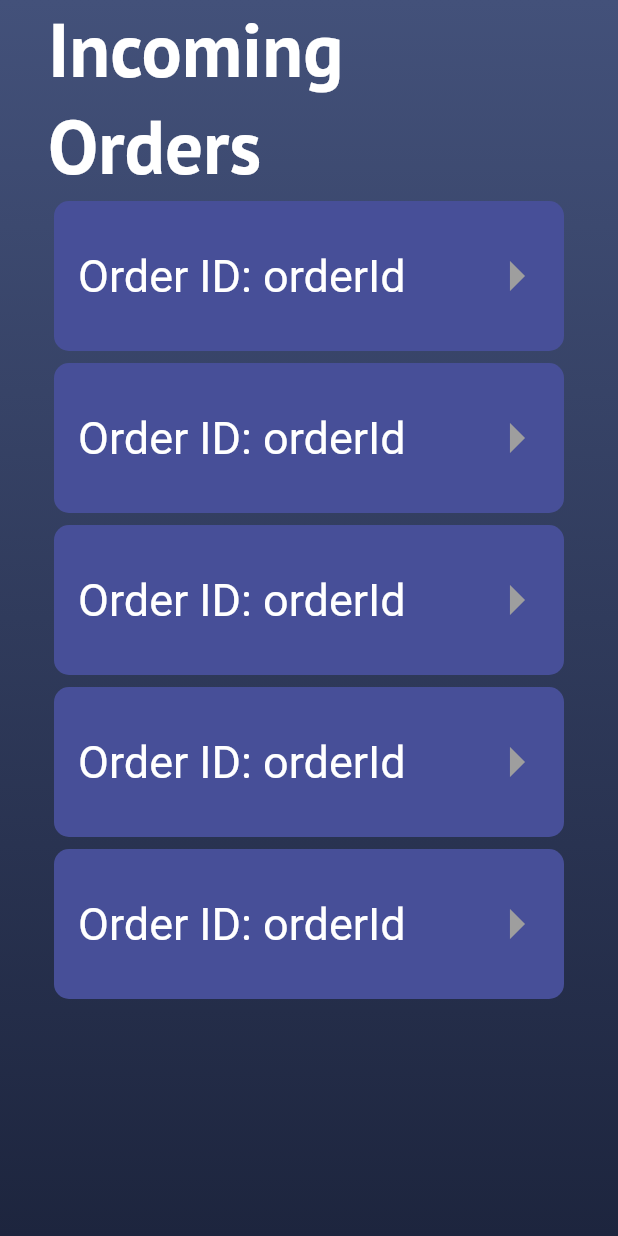
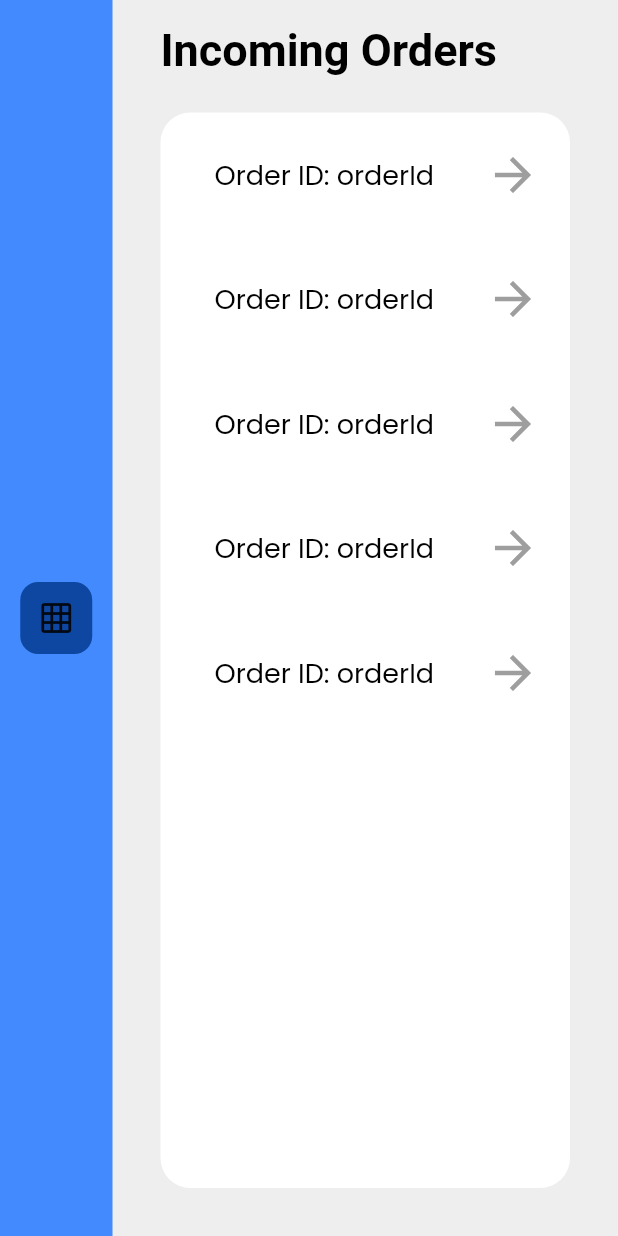
Before and after one commit to BrunoJurkovic/waitero, a Flutter app: the screen it shows after launch, on a phone screen of 412 x 824 dp. Run offline on Flutter 3.47's test engine with Material 2 defaults, Android fonts, the phone set to English and light mode, and no system bars; our stand-ins replace auto_route, google_fonts; Roboto replaces fonts that are missing (Alata, Oxygen).

Commit message:
Made changes

```diff
--- a/waiterohub/lib/components/bottom_nav_bar/bottom_nav_bar.dart
+++ /dev/null
@@ -1,10 +0,0 @@
-import 'package:flutter/material.dart';
-
-class BottomNavBar extends StatelessWidget {
-  const BottomNavBar({Key key}) : super(key: key);
-
-  @override
-  Widget build(BuildContext context) {
-    return Container();
-  }
-}
--- a/waiterohub/lib/components/scaffold/custom_scaffold.dart
+++ b/waiterohub/lib/components/scaffold/custom_scaffold.dart
@@ -1,4 +1,5 @@
 import 'package:flutter/material.dart';
+import 'package:waitero/components/sidebar/sidebar.dart';
 
 class CustomScaffold extends StatelessWidget {
   const CustomScaffold({
@@ -12,22 +13,29 @@ class CustomScaffold extends StatelessWidget {
 
   @override
   Widget build(BuildContext context) {
-    return Container(
-      decoration: const BoxDecoration(
-        gradient: LinearGradient(
-          colors: <Color>[
-            Color(0xFF43517A),
-            Color(0xFF1D253E),
-          ],
-          begin: Alignment.topCenter,
-          end: Alignment.bottomCenter,
-        ),
-      ),
-      child: Scaffold(
-        backgroundColor: Colors.transparent,
-        body: SafeArea(child: body),
-        drawer: drawer,
-        extendBodyBehindAppBar: true,
+    return Scaffold(
+      backgroundColor: Colors.grey[200],
+      drawer: drawer,
+      extendBodyBehindAppBar: true,
+      resizeToAvoidBottomPadding: false,
+      extendBody: true,
+      body: Sidebar(
+        body: body,
+        items: <Widget>[
+//          TODO: add isSelected or something
+          Container(
+            decoration: BoxDecoration(
+              color: Colors.blue[900],
+              borderRadius: BorderRadius.circular(12),
+            ),
+            margin: const EdgeInsets.symmetric(horizontal: 4),
+            child: IconButton(
+              icon: Icon(Icons.grid_on),
+              onPressed: () {},
+              splashColor: Colors.transparent,
+            ),
+          ),
+        ],
       ),
     );
   }
--- /dev/null
+++ b/waiterohub/lib/components/sidebar/sidebar.dart
@@ -0,0 +1,35 @@
+import 'package:flutter/material.dart';
+
+int _selectedIndex;
+
+class Sidebar extends StatelessWidget {
+  const Sidebar({
+    Key key,
+    this.body,
+    this.items,
+  }) : super(key: key);
+
+  final Widget body;
+  final List<Widget> items;
+
+  int get selectedIndex => _selectedIndex;
+
+  set selectedIndex(int value) => _selectedIndex = value;
+
+  @override
+  Widget build(BuildContext context) {
+    return Row(
+      children: <Widget>[
+        Container(
+          width: 75,
+          color: Colors.blueAccent,
+          child: Column(
+            mainAxisAlignment: MainAxisAlignment.center,
+            children: items,
+          ),
+        ),
+        Expanded(child: body),
+      ],
+    );
+  }
+}
--- a/waiterohub/lib/main.dart
+++ b/waiterohub/lib/main.dart
@@ -1,6 +1,5 @@
 import 'package:flutter/material.dart';
-import 'package:google_fonts/google_fonts.dart';
-import 'package:waitero/components/scaffold/custom_scaffold.dart';
+import 'package:flutter/services.dart';
 import 'package:waitero/screens/orders/orders.dart';
 
 void main() => runApp(WaiteroHubApp());
@@ -8,6 +7,9 @@ void main() => runApp(WaiteroHubApp());
 class WaiteroHubApp extends StatelessWidget {
   @override
   Widget build(BuildContext context) {
+
+    SystemChrome.setEnabledSystemUIOverlays(<SystemUiOverlay>[]);
+
     return MaterialApp(
       title: 'Waitero Hub',
       debugShowCheckedModeBanner: false,
--- a/waiterohub/lib/screens/orders/orders.dart
+++ b/waiterohub/lib/screens/orders/orders.dart
@@ -14,19 +14,34 @@ class OrdersPage extends StatelessWidget {
       body: Padding(
         padding: const EdgeInsets.symmetric(horizontal: 32.0),
         child: Column(
+          mainAxisSize: MainAxisSize.min,
           crossAxisAlignment: CrossAxisAlignment.start,
           children: <Widget>[
-            Text(
+            Padding(
+              padding: const EdgeInsets.only(top: 16.0),
+              child: Text(
                 'Incoming Orders',
-              style: GoogleFonts.pTSans(
-                color: Colors.white,
+                style: GoogleFonts.alata(
+                  color: Colors.black,
                   fontWeight: FontWeight.bold,
-                fontSize: 50.0,
+                  fontSize: 30.0,
                 ),
               ),
+            ),
+            const SizedBox(height: 8),
             Expanded(
+              child: Padding(
+                padding: const EdgeInsets.only(bottom: 32.0, top: 16),
+                child: Container(
+                  decoration: BoxDecoration(
+                    color: Colors.white,
+                    borderRadius: const BorderRadius.all(
+                      Radius.circular(20),
+                    ),
+                  ),
                   child: ListView(
                     primary: false,
+                    padding: const EdgeInsets.symmetric(horizontal: 16),
                     children: <Widget>[
                       OrderItem(),
                       OrderItem(),
@@ -36,6 +51,8 @@ class OrdersPage extends StatelessWidget {
                     ],
                   ),
                 ),
+              ),
+            ),
           ],
         ),
       ),
--- a/waiterohub/lib/screens/orders/widgets/order_item.dart
+++ b/waiterohub/lib/screens/orders/widgets/order_item.dart
@@ -5,15 +5,23 @@ class OrderItem extends StatelessWidget {
   @override
   Widget build(BuildContext context) {
     final double width = MediaQuery.of(context).size.width * 0.8;
-    final BorderRadius radius = BorderRadius.circular(10);
+    const Radius radius = Radius.circular(50);
+    const BorderRadius borderRadius = BorderRadius.horizontal(
+      left: radius,
+      right: radius,
+    );
 
     return Card(
-      shape: RoundedRectangleBorder(borderRadius: radius),
+      shape: const RoundedRectangleBorder(borderRadius: borderRadius),
       elevation: 0,
-      color: const Color(0xFF474F98),
+      child: InkWell(
+        onTap: () {
+//          TODO: dialog here
+        },
+        borderRadius: borderRadius,
         child: Container(
           width: width,
-        height: 100,
+          height: 75,
           child: Row(
             mainAxisAlignment: MainAxisAlignment.spaceBetween,
             children: <Widget>[
@@ -21,16 +29,16 @@ class OrderItem extends StatelessWidget {
                 padding: const EdgeInsets.all(16.0),
                 child: Text(
                   'Order ID: orderId',
-                style: GoogleFonts.oxygen(color: Colors.white, fontSize: 30),
+                  style: GoogleFonts.poppins(color: Colors.black, fontSize: 18),
                 ),
               ),
-            IconButton(
-              icon: Icon(Icons.arrow_right),
-              iconSize: 48,
+              Icon(
+                Icons.arrow_forward,
+                size: 36,
                 color: Colors.grey,
-              onPressed: () {},
               ),
             ],
+          ),
         ),
       ),
     );
--- a/waiterohub/pubspec.yaml
+++ b/waiterohub/pubspec.yaml
@@ -10,7 +10,6 @@ dependencies:
   flutter:
     sdk: flutter
   google_fonts: ^0.3.2
-  bottom_navy_bar: ^5.3.2
   auto_route: ^0.2.1
 
 dev_dependencies:
```
Also changed, not shown: waiterohub/pubspec.lock. Lines whose indentation alone changed are shown as unchanged.
